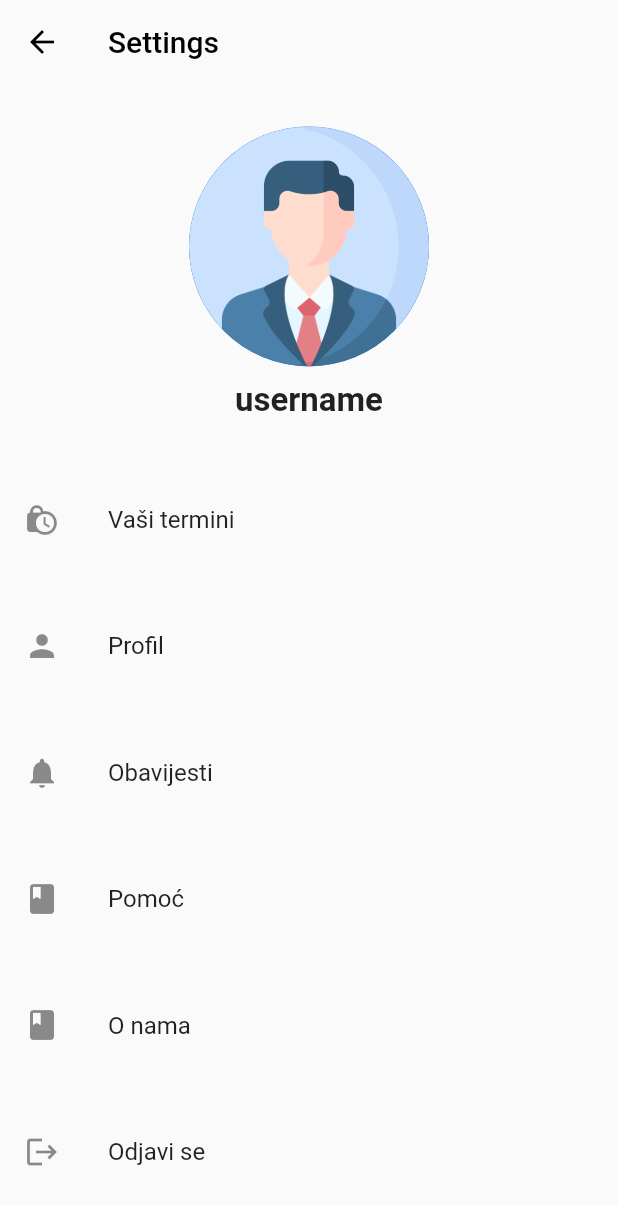
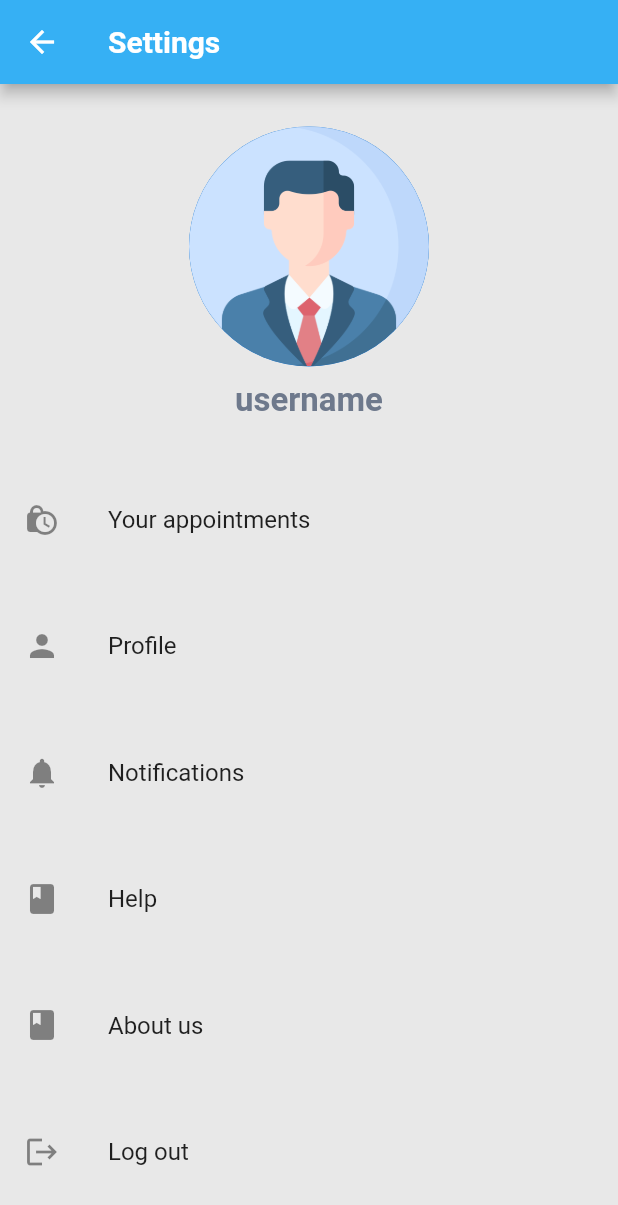
Before and after one commit to GagY23998/eDental-flutter, a Flutter app: the AccountScreen screen opened directly, on a phone screen of 412 x 824 dp. Shown: the top 1205 px of the screen. Run offline on Flutter 3.47's test engine with Material 2 defaults, Android fonts, the phone set to English and light mode, and no system bars; our stand-ins replace flutter_dotenv, image_picker; missing offline and left inert: dart:html, dart_json_mapper, reflectable; accounts and stored records are empty; statements that could not run were skipped.

Commit message:
theme updated

```diff
--- a/lib/components/appointment_detail.dart
+++ b/lib/components/appointment_detail.dart
@@ -54,10 +54,7 @@ class _AppointmentDetailState extends State<AppointmentDetail> {
     final deviceSize = MediaQuery.of(context).size;
     return Scaffold(
       appBar: AppBar(
-        elevation: 0,
-        backgroundColor: Colors.transparent,
         leading: IconButton(
-          color: Colors.black,
           icon: Icon(Icons.arrow_back),
           onPressed: () {
             Navigator.pop(context);
@@ -65,7 +62,6 @@ class _AppointmentDetailState extends State<AppointmentDetail> {
         ),
         title: Text(
           'Appointment details',
-          style: TextStyle(color: Colors.black),
         ),
       ),
       body: Center(
--- a/lib/main.dart
+++ b/lib/main.dart
@@ -1,6 +1,7 @@
 import 'dart:io';
 
 import 'package:edental/helpers/navigation_routes.dart';
+import 'package:edental/models/theme.dart';
 import 'package:edental/providers/appointmentProvider.dart';
 import 'package:edental/providers/auth.dart';
 import 'package:edental/providers/dentist.dart';
@@ -55,6 +56,7 @@ class MyApp extends StatelessWidget {
         ],
         child: Consumer<Auth>(
             builder: ((context, value, child) => MaterialApp(
+                theme: lightTheme,
                 home: value.isAuthenticated
                     ? TabScreen()
                     : const AuthScreen()))));
--- a/lib/models/theme.dart
+++ b/lib/models/theme.dart
@@ -1,10 +1,59 @@
 import 'package:flutter/material.dart';
 
-ThemeData myTheme = ThemeData(
-  primaryColor: Color.fromARGB(255, 14, 37, 94),
-  scaffoldBackgroundColor: Color(0xffe1e8eb),
+final Color primaryColor = Color(0xFF36B0F4);
+final Color secondaryColor = Color(0xFFA0AEC0);
+final Color buttonColor1 = Color(0xFF50E3C2);
+final Color buttonColor2 = Color(0xFFFD7272);
+final Color titleColor = Color(0xFF323232);
+final Color textColor = Color(0xFF6E798C);
+final Color scaffoldColor = Color(0xFFE8E8E8);
+
+final ThemeData lightTheme = ThemeData(
+  scaffoldBackgroundColor: scaffoldColor,
+  colorScheme: ColorScheme(
+    brightness: Brightness.light,
+    primary: primaryColor,
+    secondary: secondaryColor,
+    error: Colors.red,
+    surface: Colors.white,
+    background: Colors.white,
+    onPrimary: Colors.white,
+    onSecondary: Colors.white,
+    onError: Colors.white,
+    onSurface: textColor,
+    onBackground: textColor,
+  ),
+  buttonTheme: ButtonThemeData(
+    buttonColor: buttonColor1,
+    textTheme: ButtonTextTheme.primary,
+  ),
+  elevatedButtonTheme: ElevatedButtonThemeData(
+    style: ElevatedButton.styleFrom(
+      foregroundColor: Colors.white,
+      backgroundColor: buttonColor1,
+    ),
+  ),
+  appBarTheme: AppBarTheme(
+    color: primaryColor,
+    iconTheme: IconThemeData(color: Colors.white),
+    titleTextStyle: TextTheme(
+      titleMedium: TextStyle(
+        color: Colors.white,
+        fontSize: 20.0,
+        fontWeight: FontWeight.bold,
+      ),
+    ).titleMedium,
+  ),
   textTheme: TextTheme(
-    bodyLarge: TextStyle(color: Colors.black),
-    bodyMedium: TextStyle(color: Colors.black),
+    headlineMedium: TextStyle(
+      color: titleColor,
+      fontSize: 28.0,
+      fontWeight: FontWeight.bold,
+    ),
+    bodyMedium: TextStyle(
+      color: textColor,
+      fontSize: 16.0,
+      fontWeight: FontWeight.normal,
+    ),
   ),
 );
--- a/lib/screens/settings/screens/about_tile.dart
+++ b/lib/screens/settings/screens/about_tile.dart
@@ -7,10 +7,7 @@ class AboutTile extends StatelessWidget {
   Widget build(BuildContext context) {
     return Scaffold(
       appBar: AppBar(
-        elevation: 0,
-        backgroundColor: Colors.transparent,
         leading: IconButton(
-          color: Colors.black,
           icon: Icon(Icons.arrow_back),
           onPressed: () {
             Navigator.pop(context);
@@ -18,7 +15,6 @@ class AboutTile extends StatelessWidget {
         ),
         title: Text(
           'About us',
-          style: TextStyle(color: Colors.black),
         ),
       ),
       body: ListView(
--- a/lib/screens/settings/screens/help_tile.dart
+++ b/lib/screens/settings/screens/help_tile.dart
@@ -5,10 +5,7 @@ class HelpTile extends StatelessWidget {
   Widget build(BuildContext context) {
     return Scaffold(
       appBar: AppBar(
-        elevation: 0,
-        backgroundColor: Colors.transparent,
         leading: IconButton(
-          color: Colors.black,
           icon: Icon(Icons.arrow_back),
           onPressed: () {
             Navigator.pop(context);
@@ -16,7 +13,6 @@ class HelpTile extends StatelessWidget {
         ),
         title: Text(
           'Help',
-          style: TextStyle(color: Colors.black),
         ),
       ),
       body: ListView(
--- a/lib/screens/settings/screens/settings_screen.dart
+++ b/lib/screens/settings/screens/settings_screen.dart
@@ -29,18 +29,14 @@ class _AccountScreenState extends State<AccountScreen> {
   Widget build(BuildContext context) {
     return Scaffold(
       appBar: AppBar(
-        backgroundColor: Colors.transparent,
-        elevation: 0,
         leading: IconButton(
           icon: Icon(Icons.arrow_back),
-          color: Colors.black,
           onPressed: () {
             Navigator.pop(context);
           },
         ),
         title: Text(
           'Settings',
-          style: TextStyle(color: Colors.black),
         ),
       ),
       body: Column(
@@ -48,23 +44,21 @@ class _AccountScreenState extends State<AccountScreen> {
         children: [
           const UneditableProfilePhoto(),
           SettingsTile(
-              title: 'Vaši termini',
+              title: 'Your appointments',
               icon: Icons.lock_clock,
               destination: AddArrangementScreen()),
           const SettingsTile(
-              title: 'Profil', icon: Icons.person, destination: ProfileTile()),
+              title: 'Profile', icon: Icons.person, destination: ProfileTile()),
           const SettingsTile(
-              title: 'Obavijesti',
+              title: 'Notifications',
               icon: Icons.notifications,
               destination: NotificationTile()),
           SettingsTile(
-              title: 'Pomoć', icon: Icons.book, destination: HelpTile()),
+              title: 'Help', icon: Icons.book, destination: HelpTile()),
           const SettingsTile(
-              title: 'O nama', icon: Icons.book, destination: AboutTile()),
+              title: 'About us', icon: Icons.book, destination: AboutTile()),
           const SettingsTile(
-              title: 'Odjavi se',
-              icon: Icons.logout,
-              destination: ProfileTile()),
+              title: 'Log out', icon: Icons.logout, destination: ProfileTile()),
         ],
       ),
     );
```
Also changed, not shown: lib/screens/appointments/appointment_screen.dart (+1 -6 lines), lib/screens/settings/screens/arrangements_tile.dart (+4 -10 lines).
